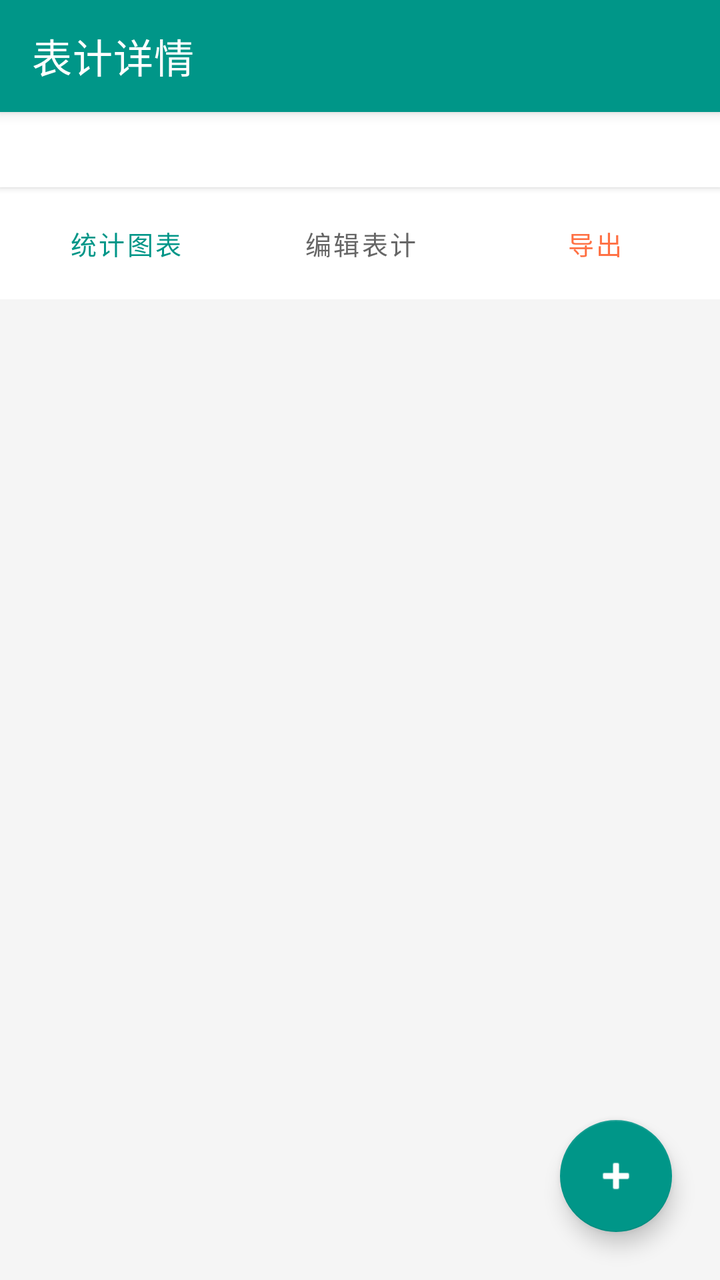
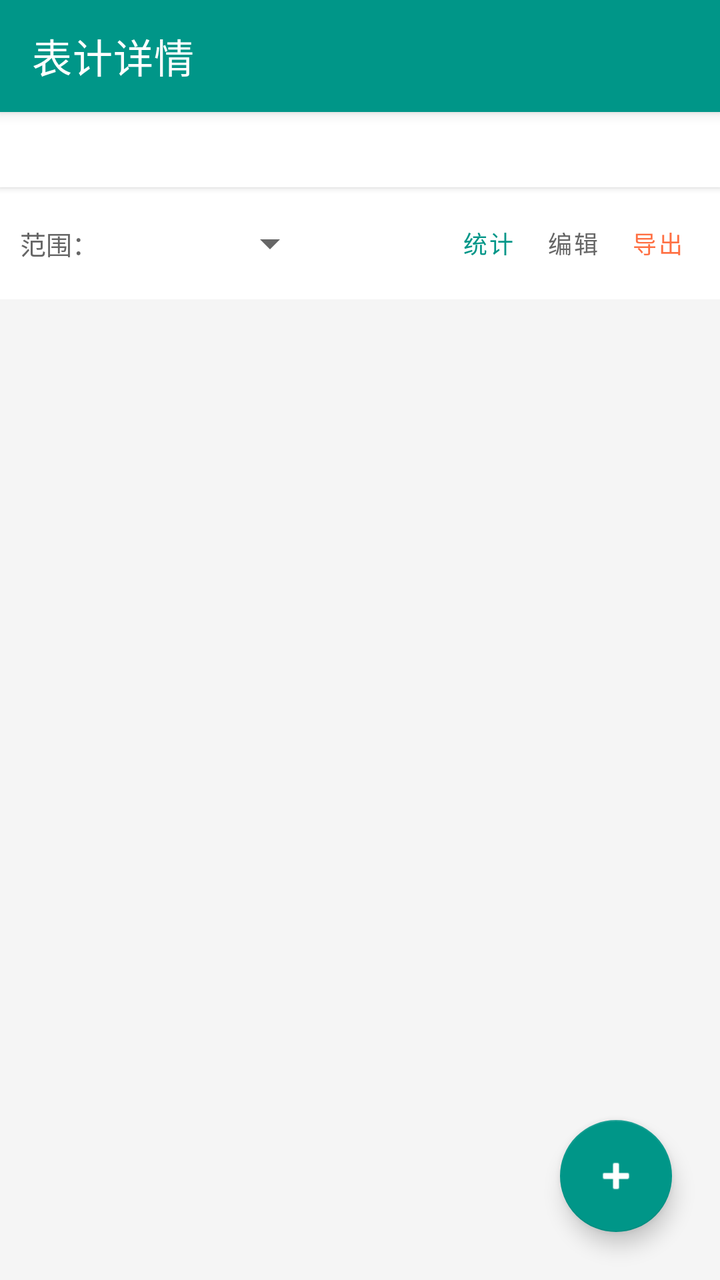

Two renders of the same Android screen: before a commit and after it. Below are the layout's source before the change and the commit's diff.
<!-- AndroidManifest.xml: application theme AppTheme -->
<!-- res/layout/activity_meter_detail.xml -->
<?xml version="1.0" encoding="utf-8"?>
<androidx.coordinatorlayout.widget.CoordinatorLayout xmlns:android="http://schemas.android.com/apk/res/android" xmlns:app="http://schemas.android.com/apk/res-auto" android:layout_width="match_parent" android:layout_height="match_parent" android:background="#F5F5F5">
    <com.google.android.material.appbar.AppBarLayout android:layout_width="match_parent" android:layout_height="wrap_content">
        <androidx.appcompat.widget.Toolbar android:layout_width="match_parent" android:layout_height="?attr/actionBarSize" android:background="?attr/colorPrimary" app:title="表计详情" app:titleTextColor="@android:color/white"/>
    </com.google.android.material.appbar.AppBarLayout>
    <LinearLayout android:layout_width="match_parent" android:layout_height="match_parent" android:orientation="vertical" app:layout_behavior="@string/appbar_scrolling_view_behavior">
        <TextView android:id="@+id/tv_meter_info" android:layout_width="match_parent" android:layout_height="wrap_content" android:padding="10dp" android:background="@android:color/white" android:textSize="13sp" android:textColor="#666666" android:elevation="2dp"/>
        <LinearLayout android:layout_width="match_parent" android:layout_height="wrap_content" android:orientation="horizontal" android:padding="4dp" android:background="@android:color/white">
            <com.google.android.material.button.MaterialButton android:id="@+id/btn_stats" style="@style/Widget.MaterialComponents.Button.TextButton" android:layout_width="0dp" android:layout_height="wrap_content" android:layout_weight="1" android:text="统计图表" android:textColor="?attr/colorPrimary" android:textSize="13sp"/>
            <com.google.android.material.button.MaterialButton android:id="@+id/btn_edit" style="@style/Widget.MaterialComponents.Button.TextButton" android:layout_width="0dp" android:layout_height="wrap_content" android:layout_weight="1" android:text="编辑表计" android:textColor="#666666" android:textSize="13sp"/>
            <com.google.android.material.button.MaterialButton android:id="@+id/btn_export" style="@style/Widget.MaterialComponents.Button.TextButton" android:layout_width="0dp" android:layout_height="wrap_content" android:layout_weight="1" android:text="导出" android:textColor="#FF7043" android:textSize="13sp"/>
        </LinearLayout>
        <TextView android:id="@+id/tv_summary" android:layout_width="match_parent" android:layout_height="wrap_content" android:padding="10dp" android:background="#E3F2FD" android:textSize="13sp" android:textColor="#1565C0" android:elevation="1dp" android:visibility="gone"/>
        <androidx.recyclerview.widget.RecyclerView android:id="@+id/recycler_view" android:layout_width="match_parent" android:layout_height="0dp" android:layout_weight="1" android:padding="4dp" android:clipToPadding="false"/>
        <TextView android:id="@+id/tv_empty" android:layout_width="match_parent" android:layout_height="0dp" android:layout_weight="1" android:gravity="center" android:text="暂无记录\n点击 + 记录余额" android:textSize="16sp" android:textColor="#999999" android:visibility="gone"/>
    </LinearLayout>
    <com.google.android.material.floatingactionbutton.FloatingActionButton android:id="@+id/fab_add" android:layout_width="wrap_content" android:layout_height="wrap_content" android:layout_gravity="bottom|end" android:layout_margin="24dp" android:src="@android:drawable/ic_input_add" app:backgroundTint="?attr/colorPrimary" app:tint="@android:color/white"/>
</androidx.coordinatorlayout.widget.CoordinatorLayout>
<!-- resources referenced by this layout -->
<resources>
  <style name="AppTheme" parent="Theme.MaterialComponents.Light.NoActionBar">
          <item name="colorPrimary">@color/colorPrimary</item>
          <item name="colorPrimaryDark">@color/colorPrimaryDark</item>
          <item name="colorAccent">@color/colorAccent</item>
      </style>
  <color name="colorPrimary">#009688</color>
  <color name="colorPrimaryDark">#00796B</color>
  <color name="colorAccent">#FF7043</color>
</resources>

<!-- the commit's change to res/layout/activity_meter_detail.xml (unified diff, before → after) -->
@@ -5,10 +5,13 @@
     </com.google.android.material.appbar.AppBarLayout>
     <LinearLayout android:layout_width="match_parent" android:layout_height="match_parent" android:orientation="vertical" app:layout_behavior="@string/appbar_scrolling_view_behavior">
         <TextView android:id="@+id/tv_meter_info" android:layout_width="match_parent" android:layout_height="wrap_content" android:padding="10dp" android:background="@android:color/white" android:textSize="13sp" android:textColor="#666666" android:elevation="2dp"/>
-        <LinearLayout android:layout_width="match_parent" android:layout_height="wrap_content" android:orientation="horizontal" android:padding="4dp" android:background="@android:color/white">
-            <com.google.android.material.button.MaterialButton android:id="@+id/btn_stats" style="@style/Widget.MaterialComponents.Button.TextButton" android:layout_width="0dp" android:layout_height="wrap_content" android:layout_weight="1" android:text="统计图表" android:textColor="?attr/colorPrimary" android:textSize="13sp"/>
-            <com.google.android.material.button.MaterialButton android:id="@+id/btn_edit" style="@style/Widget.MaterialComponents.Button.TextButton" android:layout_width="0dp" android:layout_height="wrap_content" android:layout_weight="1" android:text="编辑表计" android:textColor="#666666" android:textSize="13sp"/>
-            <com.google.android.material.button.MaterialButton android:id="@+id/btn_export" style="@style/Widget.MaterialComponents.Button.TextButton" android:layout_width="0dp" android:layout_height="wrap_content" android:layout_weight="1" android:text="导出" android:textColor="#FF7043" android:textSize="13sp"/>
+        <LinearLayout android:layout_width="match_parent" android:layout_height="wrap_content" android:orientation="horizontal" android:padding="4dp" android:paddingStart="10dp" android:paddingEnd="10dp" android:gravity="center_vertical" android:background="@android:color/white">
+            <TextView android:layout_width="wrap_content" android:layout_height="wrap_content" android:text="范围：" android:textSize="13sp" android:textColor="#666666"/>
+            <Spinner android:id="@+id/spn_range" android:layout_width="110dp" android:layout_height="wrap_content" android:spinnerMode="dropdown"/>
+            <View android:layout_width="0dp" android:layout_height="0dp" android:layout_weight="1"/>
+            <com.google.android.material.button.MaterialButton android:id="@+id/btn_stats" style="@style/Widget.MaterialComponents.Button.TextButton" android:layout_width="wrap_content" android:layout_height="wrap_content" android:text="统计" android:textColor="?attr/colorPrimary" android:textSize="12sp" android:minWidth="0dp" android:paddingStart="8dp" android:paddingEnd="8dp"/>
+            <com.google.android.material.button.MaterialButton android:id="@+id/btn_edit" style="@style/Widget.MaterialComponents.Button.TextButton" android:layout_width="wrap_content" android:layout_height="wrap_content" android:text="编辑" android:textColor="#666666" android:textSize="12sp" android:minWidth="0dp" android:paddingStart="8dp" android:paddingEnd="8dp"/>
+            <com.google.android.material.button.MaterialButton android:id="@+id/btn_export" style="@style/Widget.MaterialComponents.Button.TextButton" android:layout_width="wrap_content" android:layout_height="wrap_content" android:text="导出" android:textColor="#FF7043" android:textSize="12sp" android:minWidth="0dp" android:paddingStart="8dp" android:paddingEnd="8dp"/>
         </LinearLayout>
         <TextView android:id="@+id/tv_summary" android:layout_width="match_parent" android:layout_height="wrap_content" android:padding="10dp" android:background="#E3F2FD" android:textSize="13sp" android:textColor="#1565C0" android:elevation="1dp" android:visibility="gone"/>
         <androidx.recyclerview.widget.RecyclerView android:id="@+id/recycler_view" android:layout_width="match_parent" android:layout_height="0dp" android:layout_weight="1" android:padding="4dp" android:clipToPadding="false"/>
